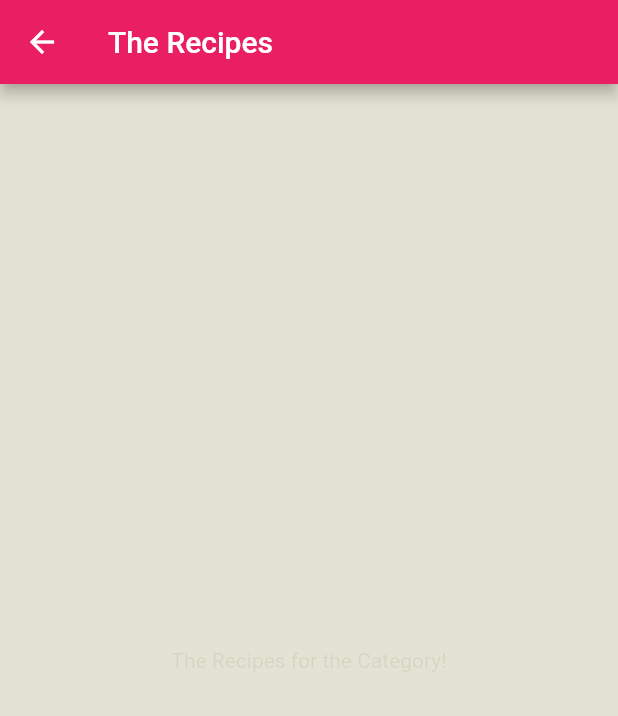
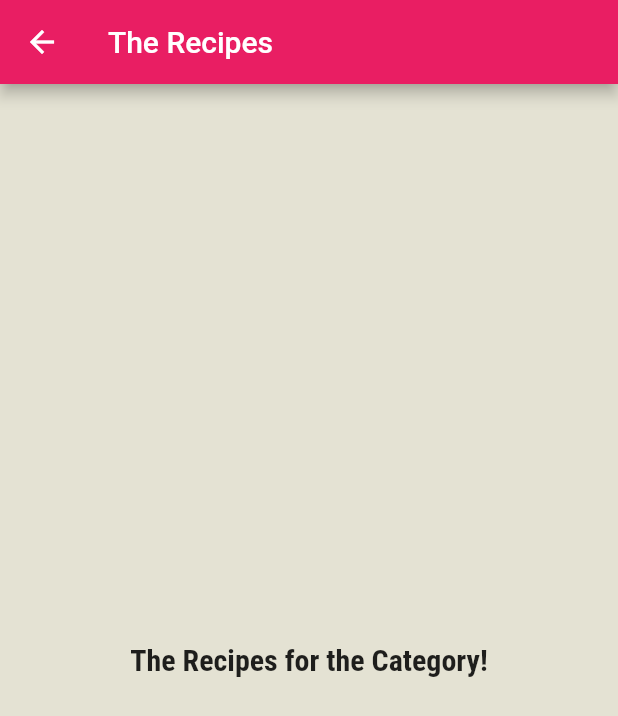
Before and after one commit to Shogil/Meals2go, a Flutter app: the screen it shows after launch, after a tap on "Italian", on a phone screen of 412 x 824 dp. Shown: the top 716 px of the screen. Run offline on Flutter 3.47's test engine with Material 2 defaults, Android fonts, the phone set to English and light mode, and no system bars; Roboto replaces fonts that are missing (Raleway).

Commit message:
update the page content

```diff
--- a/lib/category_meals_screen.dart
+++ b/lib/category_meals_screen.dart
@@ -8,7 +8,10 @@ class CategoryMealsScreen extends StatelessWidget {
         title: Text('The Recipes'),
       ),
       body: Center(
-        child: Text('The Recipes for the Category!'),
+        child: Text(
+          'The Recipes for the Category!',
+          style: Theme.of(context).textTheme.subtitle1,
+        ),
       ),
     );
   }
--- a/lib/main.dart
+++ b/lib/main.dart
@@ -14,7 +14,7 @@ class MyApp extends StatelessWidget {
       title: 'Meals2go',
       theme: ThemeData(
         primarySwatch: Colors.pink,
-        accentColor: Colors.amber,
+        accentColor: Color.fromARGB(255, 234, 217, 89),
         canvasColor: Color.fromARGB(255, 228, 226, 211),
         fontFamily: 'Raleway',
         textTheme: ThemeData.light().textTheme.copyWith(
```
